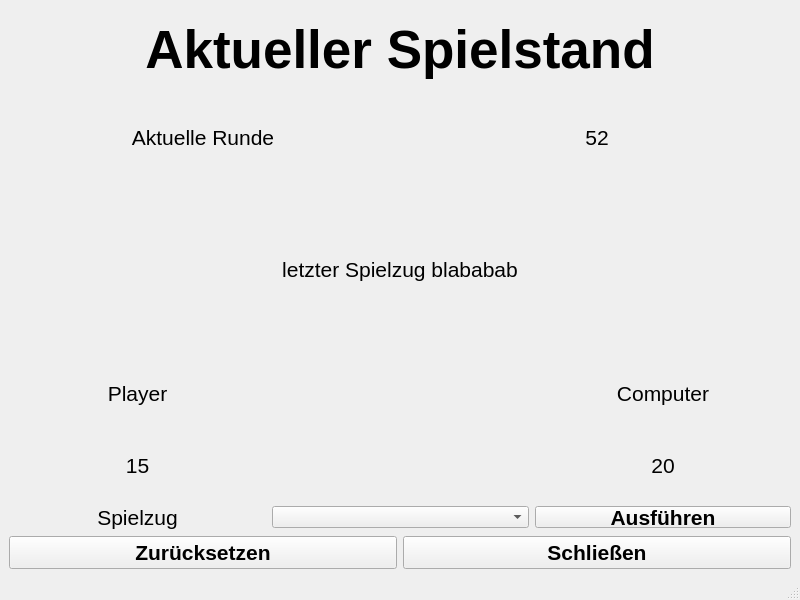
Above: gui.ui from pprzidal/pyqt_rockPaperScissors before the change. Below: the same form after it.
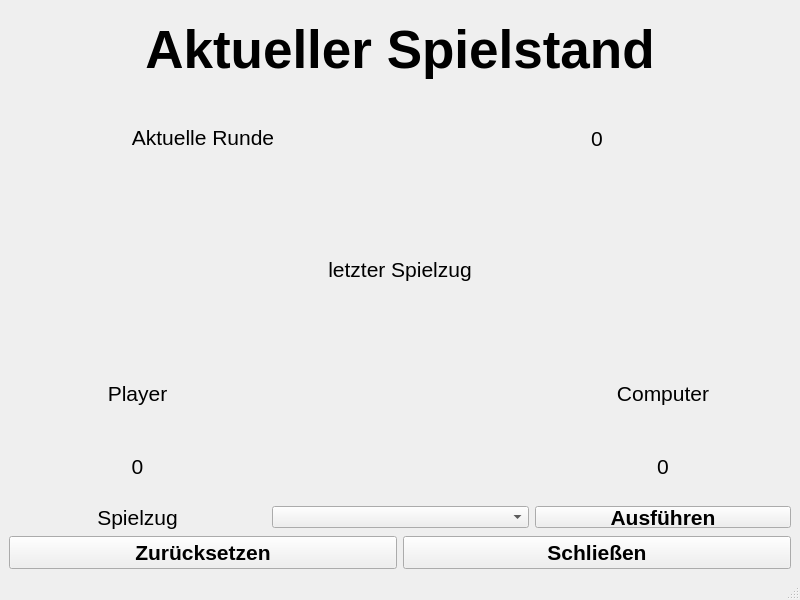
That is the form after the change.

Commit message: gui centering fixed & added some comments

The edit to the form file:
```diff
--- a/gui.ui
+++ b/gui.ui
@@ -50,8 +50,16 @@
         </item>
         <item>
          <widget class="QLabel" name="round">
+          <property name="font">
+           <font>
+            <pointsize>16</pointsize>
+           </font>
+          </property>
           <property name="text">
-           <string>&lt;html&gt;&lt;head/&gt;&lt;body&gt;&lt;p align=&quot;center&quot;&gt;&lt;span style=&quot; font-size:16pt;&quot;&gt;52&lt;/span&gt;&lt;/p&gt;&lt;/body&gt;&lt;/html&gt;</string>
+           <string>0</string>
+          </property>
+          <property name="alignment">
+           <set>Qt::AlignCenter</set>
           </property>
          </widget>
         </item>
@@ -61,8 +69,16 @@
     </item>
     <item>
      <widget class="QLabel" name="label_2">
+      <property name="font">
+       <font>
+        <pointsize>16</pointsize>
+       </font>
+      </property>
       <property name="text">
-       <string>&lt;html&gt;&lt;head/&gt;&lt;body&gt;&lt;p align=&quot;center&quot;&gt;&lt;span style=&quot; font-size:16pt;&quot;&gt;letzter Spielzug blababab&lt;/span&gt;&lt;/p&gt;&lt;/body&gt;&lt;/html&gt;</string>
+       <string>letzter Spielzug</string>
+      </property>
+      <property name="alignment">
+       <set>Qt::AlignCenter</set>
       </property>
      </widget>
     </item>
@@ -77,8 +93,16 @@
       </item>
       <item row="1" column="0">
        <widget class="QLabel" name="score_player">
+        <property name="font">
+         <font>
+          <pointsize>16</pointsize>
+         </font>
+        </property>
         <property name="text">
-         <string>&lt;html&gt;&lt;head/&gt;&lt;body&gt;&lt;p align=&quot;center&quot;&gt;&lt;span style=&quot; font-size:16pt;&quot;&gt;15&lt;/span&gt;&lt;/p&gt;&lt;/body&gt;&lt;/html&gt;</string>
+         <string>0</string>
+        </property>
+        <property name="alignment">
+         <set>Qt::AlignCenter</set>
         </property>
        </widget>
       </item>
@@ -97,12 +121,20 @@
       </item>
       <item row="1" column="2">
        <widget class="QLabel" name="score_computer">
+        <property name="font">
+         <font>
+          <pointsize>16</pointsize>
+         </font>
+        </property>
         <property name="text">
-         <string>&lt;html&gt;&lt;head/&gt;&lt;body&gt;&lt;p align=&quot;center&quot;&gt;&lt;span style=&quot; font-size:16pt;&quot;&gt;20&lt;/span&gt;&lt;/p&gt;&lt;/body&gt;&lt;/html&gt;</string>
+         <string>0</string>
         </property>
         <property name="textFormat">
          <enum>Qt::AutoText</enum>
         </property>
+        <property name="alignment">
+         <set>Qt::AlignCenter</set>
+        </property>
        </widget>
       </item>
       <item row="2" column="2">
```
The commit also changes 3 other files.
